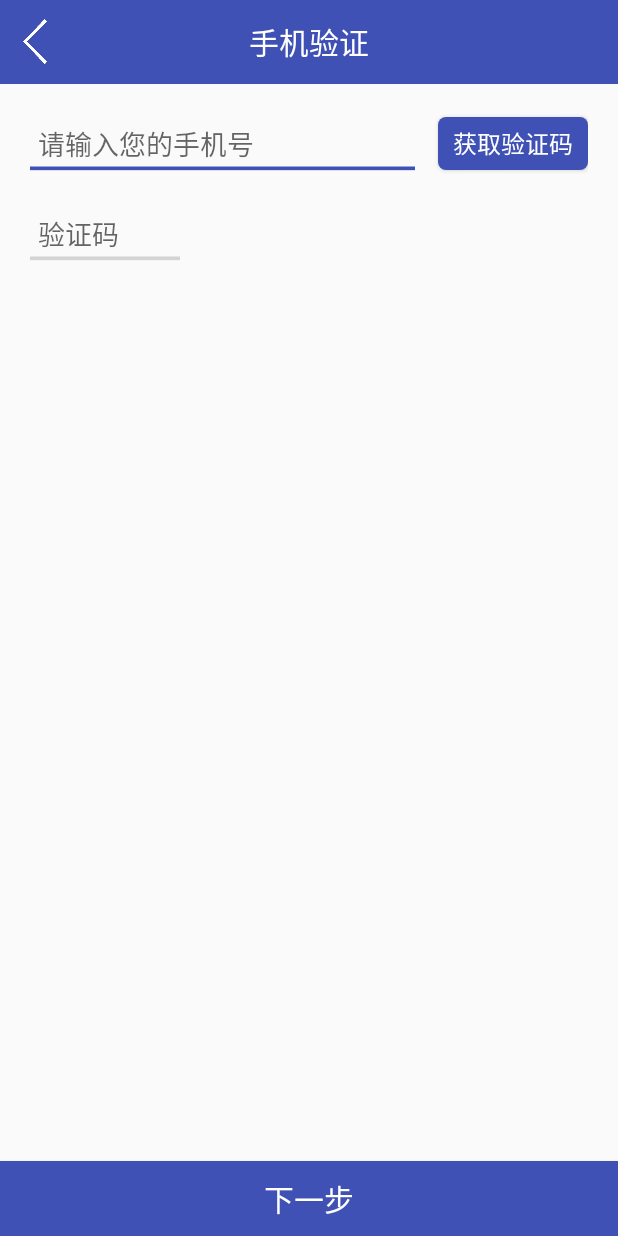
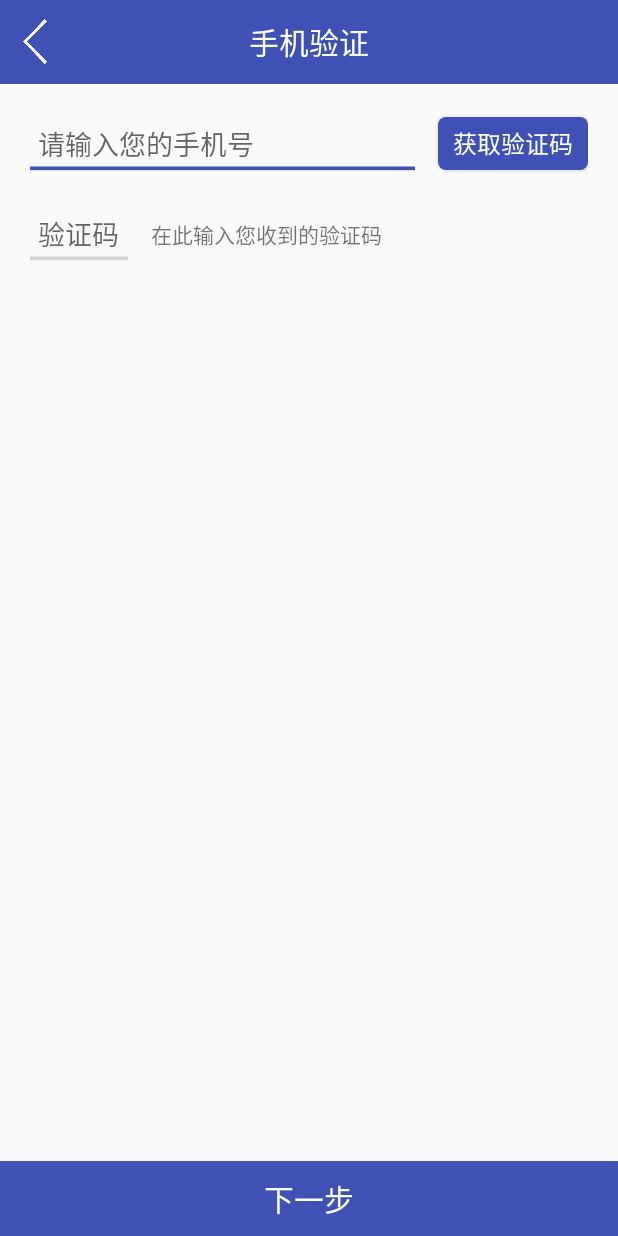
Before and after one commit to liuhaijin/TGBAndroidapp, an Android app: the VerifyActivity screen opened directly, with no data from a screen before it, on a phone screen of 412 x 824 dp. Run offline under Robolectric (Android 15) with nearby library versions, the phone set to English and light mode, and no system bars; our stand-ins replace ButterKnife; libraries missing offline, so code that uses them is left out: cn.smssdk; 2 statements that could not run were skipped.

Commit message:
qianfeng first commit

```diff
--- a/app/src/main/res/layout/activity_verify.xml
+++ b/app/src/main/res/layout/activity_verify.xml
@@ -66,17 +66,31 @@
 
         </LinearLayout>
 
+    <LinearLayout
+        android:layout_width="match_parent"
+        android:layout_height="wrap_content"
+        android:layout_marginEnd="20dp"
+        android:layout_marginStart="20dp"
+        android:layout_marginTop="20dp"
+        android:gravity="start|center"
+        android:orientation="horizontal">
+
         <EditText
             android:id="@+id/verify_code"
-            android:layout_width="100dp"
+            android:layout_width="65dp"
             android:layout_height="wrap_content"
-            android:layout_marginTop="20dp"
-            android:layout_marginStart="20dp"
-            android:layout_marginEnd="20dp"
             android:paddingLeft="5dp"
             android:inputType="number"
             android:background="@drawable/selector_edittext"
             android:hint="验证码" />
+
+        <TextView
+            android:layout_width="wrap_content"
+            android:layout_height="wrap_content"
+            android:layout_marginStart="15dp"
+            android:text="在此输入您收到的验证码"/>
+
+    </LinearLayout>
 
     </LinearLayout>
 
--- a/app/src/main/res/layout/fragment_me.xml
+++ b/app/src/main/res/layout/fragment_me.xml
@@ -23,7 +23,7 @@
                 android:layout_width="80dp"
                 android:layout_height="80dp"
                 android:layout_margin="5dp"
-                android:src="@mipmap/avatar"/>
+                android:src="@mipmap/default_head"/>
 
             <ImageView
                 android:id="@+id/iv_user_gender"
--- a/build.gradle
+++ b/build.gradle
@@ -5,7 +5,7 @@ buildscript {
         jcenter()
     }
     dependencies {
-        classpath 'com.android.tools.build:gradle:2.2.2'
+        classpath 'com.android.tools.build:gradle:2.3.1'
 
         // NOTE: Do not place your application dependencies here; they belong
         // in the individual module build.gradle files
```
Also changed, not shown: app/src/main/java/com/tgb/activiys/RegisterActivity.java (+24 -1 lines), app/src/main/java/com/tgb/activiys/VerifyActivity.java (+73 -6 lines), app/src/main/java/com/tgb/utils/PreferencesUtils.java (+8 -8 lines), app/src/main/res/layout/activity_register.xml (+7 -0 lines), app/src/main/res/mipmap-xxxhdpi/default_head.png (added), gradle/wrapper/gradle-wrapper.properties.
